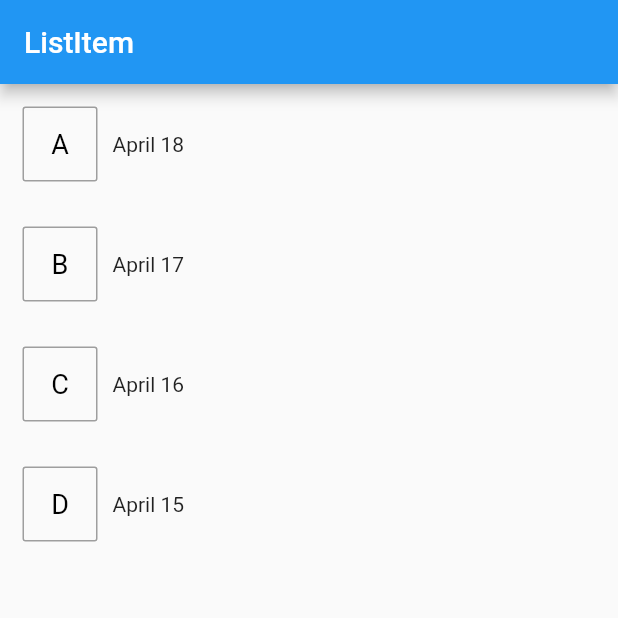
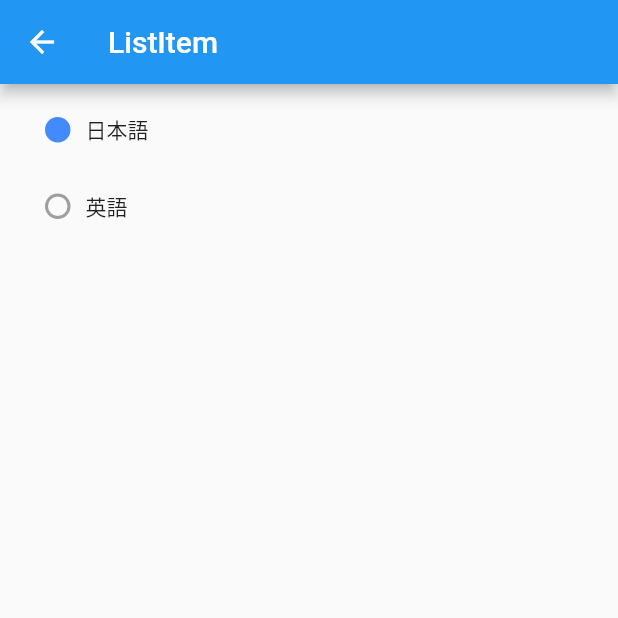
Before and after one commit to TaishiU/flutter-custom-radio-button, a Flutter app: the CustomRadio screen opened directly, on a phone screen of 412 x 824 dp, the top half of it. Run offline on Flutter 3.47's test engine with Material 2 defaults, Android fonts, the light colour scheme and no system bars.

Commit message:
second commit

```diff
--- a/lib/main.dart
+++ b/lib/main.dart
@@ -13,7 +13,29 @@ class MyApp extends StatelessWidget {
       theme: ThemeData(
         primarySwatch: Colors.blue,
       ),
-      home: CustomRadio(),
+      home: MyHomePage(),
+    );
+  }
+}
+
+class MyHomePage extends StatelessWidget {
+  @override
+  Widget build(BuildContext context) {
+    return Scaffold(
+      appBar: AppBar(
+        title: Text('Custom Radio Button'),
+      ),
+      body: Center(
+        child: ElevatedButton(
+          child: Text('Next'),
+          onPressed: () {
+            Navigator.push(
+              context,
+              MaterialPageRoute(builder: (context) => CustomRadio()),
+            );
+          },
+        ),
+      ),
     );
   }
 }
@@ -27,14 +49,37 @@ class CustomRadio extends StatefulWidget {
 
 class CustomRadioState extends State<CustomRadio> {
   List<RadioModel> sampleData = <RadioModel>[];
+
+  //書き込み set(key, true);
+  //読み込み get(key) ?? false ;  //falseはデータがないときの初期値
+
+  // _saveBool1() async {
+  //   var prefs = await SharedPreferences.getInstance();
+  //   await prefs.setBool('option1', false);
+  // }
+  //
+  // _saveBool2() async {
+  //   var prefs = await SharedPreferences.getInstance();
+  //   await prefs.setBool('option2', true);
+  // }
+  //
+  // _restoreValues1() async {
+  //   var prefs = await SharedPreferences.getInstance();
+  //   prefs.getBool('option1');
+  // }
+  //
+  // _restoreValues2() async {
+  //   var prefs = await SharedPreferences.getInstance();
+  //   prefs.getBool('option2');
+  // }
+
   @override
   void initState() {
-    // TODO: implement initState
     super.initState();
-    sampleData.add(new RadioModel(false, 'A', 'April 18'));
-    sampleData.add(new RadioModel(false, 'B', 'April 17'));
-    sampleData.add(new RadioModel(false, 'C', 'April 16'));
-    sampleData.add(new RadioModel(false, 'D', 'April 15'));
+    sampleData.add(new RadioModel(true, '日本語'));
+    sampleData.add(new RadioModel(false, '英語'));
+    // _restoreValues1();
+    // _restoreValues2();
   }
 
   @override
@@ -51,8 +96,12 @@ class CustomRadioState extends State<CustomRadio> {
             splashColor: Colors.blueAccent,
             onTap: () {
               setState(() {
-                sampleData.forEach((element) => element.isSelected = false);
+                sampleData.forEach(
+                  (element) => element.isSelected = false,
+                );
+                // _saveBool1();
                 sampleData[index].isSelected = true;
+                //_saveBool2();
               });
             },
             child: new RadioItem(sampleData[index]),
@@ -69,26 +118,26 @@ class RadioItem extends StatelessWidget {
   @override
   Widget build(BuildContext context) {
     return new Container(
-      margin: new EdgeInsets.all(15.0),
+      margin: new EdgeInsets.fromLTRB(30, 20, 0, 10),
       child: new Row(
         mainAxisSize: MainAxisSize.max,
         children: <Widget>[
           new Container(
-            height: 50.0,
-            width: 50.0,
-            child: new Center(
-              child: new Text(_item.buttonText,
-                  style: new TextStyle(
-                      color: _item.isSelected ? Colors.white : Colors.black,
-                      //fontWeight: FontWeight.bold,
-                      fontSize: 18.0)),
-            ),
+            height: 17.0,
+            width: 17.0,
+            // child: new Center(
+            //   child: new Text(_item.buttonText,
+            //       style: new TextStyle(
+            //           color: _item.isSelected ? Colors.white : Colors.black,
+            //           //fontWeight: FontWeight.bold,
+            //           fontSize: 18.0)),
+            // ),
             decoration: new BoxDecoration(
               color: _item.isSelected ? Colors.blueAccent : Colors.transparent,
               border: new Border.all(
-                  width: 1.0,
+                  width: 2.0,
                   color: _item.isSelected ? Colors.blueAccent : Colors.grey),
-              borderRadius: const BorderRadius.all(const Radius.circular(2.0)),
+              borderRadius: const BorderRadius.all(const Radius.circular(30.0)),
             ),
           ),
           new Container(
@@ -103,7 +152,7 @@ class RadioItem extends StatelessWidget {
 
 class RadioModel {
   bool isSelected;
-  final String buttonText;
+  //final String buttonText;
   final String text;
-  RadioModel(this.isSelected, this.buttonText, this.text);
+  RadioModel(this.isSelected, this.text);
 }
```
Also changed, not shown: pubspec.yaml (+6 -51 lines), pubspec.lock, 2 other files.
